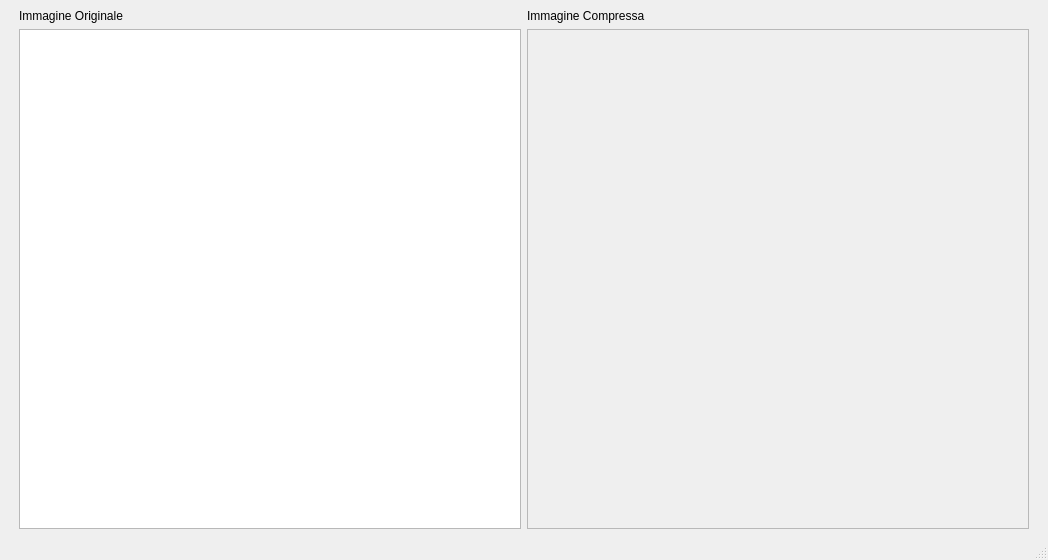
Old version of the form resultviewer.ui in the repository EmanueleGiannuzzi/DCT2_GUI.
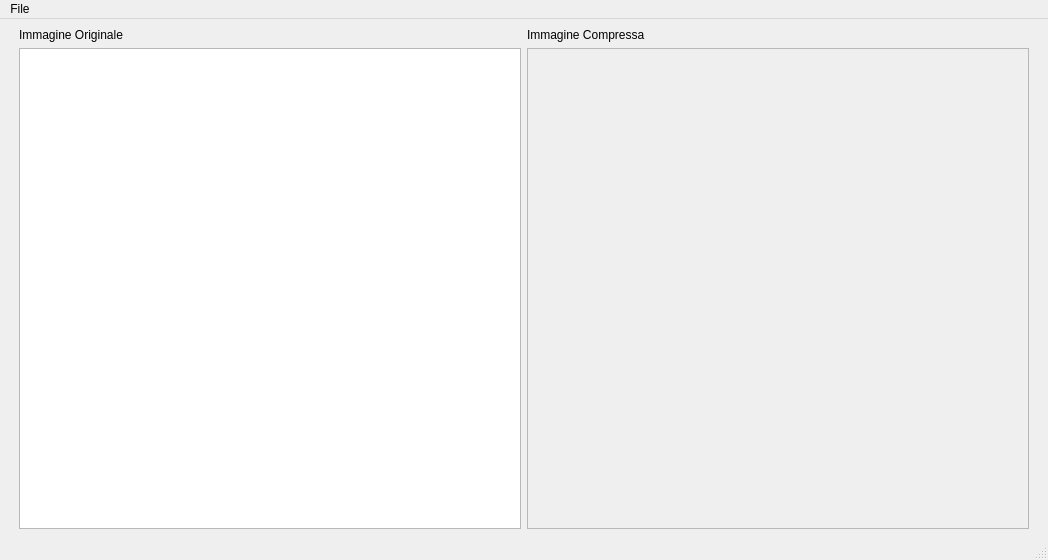
New version of the form. Icons and pictures are not drawn.

```diff
--- a/resultviewer.ui
+++ b/resultviewer.ui
@@ -81,6 +81,13 @@
      <height>21</height>
     </rect>
    </property>
+   <widget class="QMenu" name="menuFile">
+    <property name="title">
+     <string>File</string>
+    </property>
+    <addaction name="actionSave_As"/>
+   </widget>
+   <addaction name="menuFile"/>
   </widget>
   <widget class="QStatusBar" name="statusbar"/>
  </widget>
```
Left out of the diff: 16 changed lines with no effect on the pictures.
